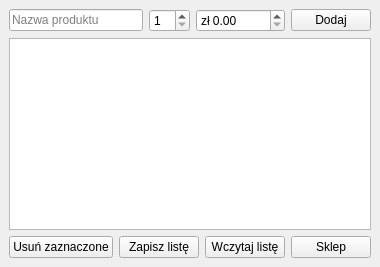
Old version of the form shoppinglist/shoppinglistwindow.ui in the repository SoichiroJap/sklepik.
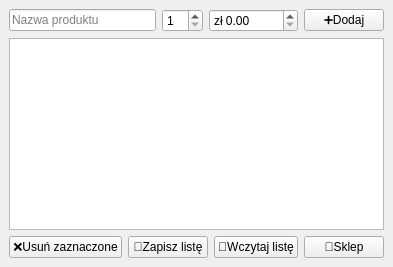
New version of the form.

```diff
--- a/shoppinglist/shoppinglistwindow.ui
+++ b/shoppinglist/shoppinglistwindow.ui
@@ -46,7 +46,7 @@
       <item>
        <widget class="QPushButton" name="pushButtonAdd">
         <property name="text">
-         <string>Dodaj</string>
+         <string>➕Dodaj</string>
         </property>
        </widget>
       </item>
@@ -62,28 +62,28 @@
       <item>
        <widget class="QPushButton" name="pushButtonDelete">
         <property name="text">
-         <string>Usuń zaznaczone</string>
+         <string>❌Usuń zaznaczone</string>
         </property>
        </widget>
       </item>
       <item>
        <widget class="QPushButton" name="pushButtonSave">
         <property name="text">
-         <string>Zapisz listę</string>
+         <string>💾Zapisz listę</string>
         </property>
        </widget>
       </item>
       <item>
        <widget class="QPushButton" name="pushButtonLoad">
         <property name="text">
-         <string>Wczytaj listę</string>
+         <string>📂Wczytaj listę</string>
         </property>
        </widget>
       </item>
       <item>
        <widget class="QPushButton" name="pushButtonStore">
         <property name="text">
-         <string>Sklep</string>
+         <string>🛒Sklep</string>
         </property>
        </widget>
       </item>
```
